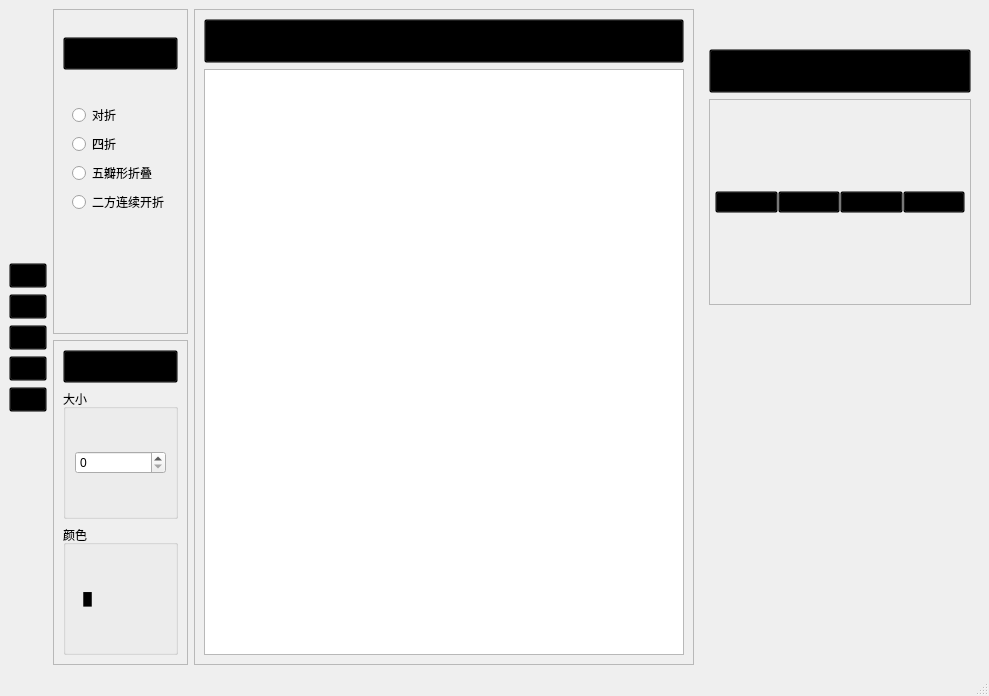
This is mainwindow.ui in zeki2333/papercutting-simulation as Qt 5 draws it before an edit. The edited form follows.
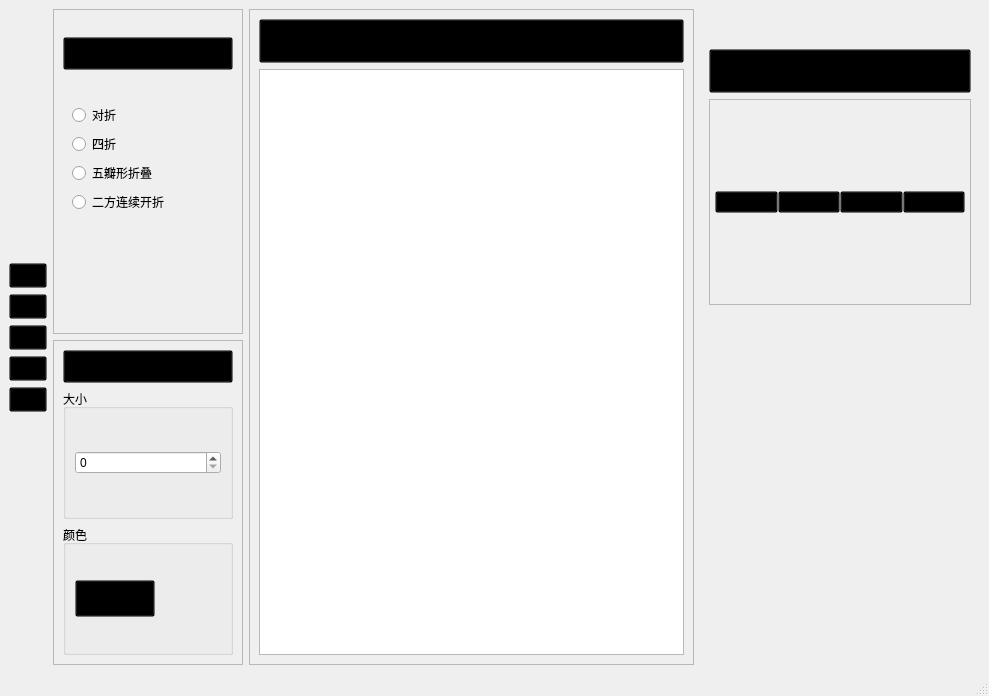
This is the edited form. Icons and pictures are not drawn.

Commit message:
implement a function that change color of svg format
including pattern and background

What changed in the file:
```diff
--- a/mainwindow.ui
+++ b/mainwindow.ui
@@ -386,15 +386,18 @@
              <number>35</number>
             </property>
             <item>
-             <widget class="QLabel" name="label">
-              <property name="cursor">
-               <cursorShape>PointingHandCursor</cursorShape>
+             <widget class="QPushButton" name="colorBtn">
+              <property name="sizePolicy">
+               <sizepolicy hsizetype="Preferred" vsizetype="Preferred">
+                <horstretch>0</horstretch>
+                <verstretch>0</verstretch>
+               </sizepolicy>
+              </property>
+              <property name="styleSheet">
+               <string notr="true">background:transparent;</string>
               </property>
               <property name="text">
-               <string>█</string>
-              </property>
-              <property name="alignment">
-               <set>Qt::AlignCenter</set>
+               <string>█ </string>
               </property>
              </widget>
             </item>
```
The commit also changes 6 other files.
